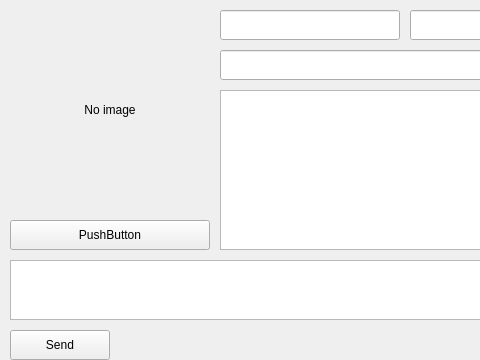
Qt form widgets/profile_widget.ui (4malgama/achat-client) before a commit; both pictures show x 0 to 480 and y 0 to 360 of the 1180 by 580 pixel window.
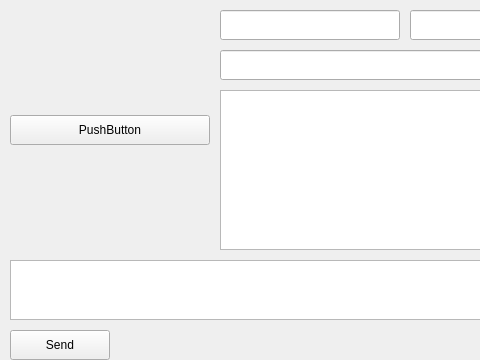
The same form after that commit. Icons and pictures are not drawn.

Commit message: Add - Update User Image

```diff
--- a/widgets/profile_widget.ui
+++ b/widgets/profile_widget.ui
@@ -34,28 +34,6 @@
      <property name="spacing">
       <number>10</number>
      </property>
-     <item>
-      <widget class="QLabel" name="avatar">
-       <property name="minimumSize">
-        <size>
-         <width>200</width>
-         <height>200</height>
-        </size>
-       </property>
-       <property name="maximumSize">
-        <size>
-         <width>200</width>
-         <height>200</height>
-        </size>
-       </property>
-       <property name="text">
-        <string>No image</string>
-       </property>
-       <property name="alignment">
-        <set>Qt::AlignCenter</set>
-       </property>
-      </widget>
-     </item>
      <item>
       <widget class="QPushButton" name="btnProfileLink">
        <property name="minimumSize">
```
The commit also changes 15 other files.
